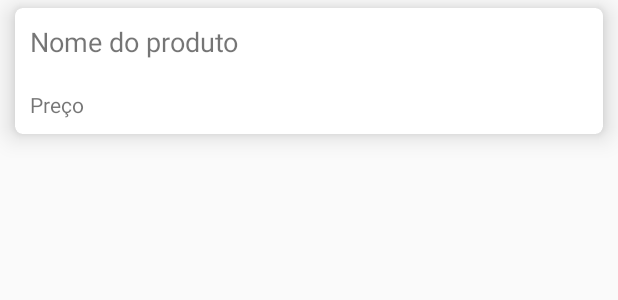
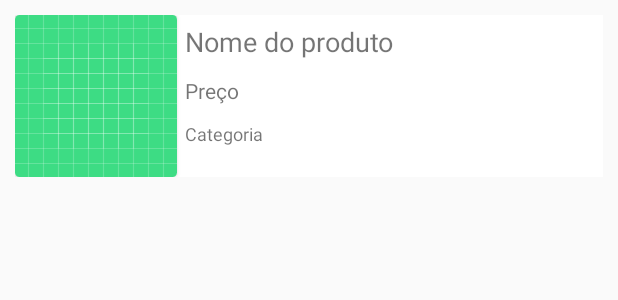
Before and after one commit to anathayna/rule-them-all, an Android app: the layout product_card.xml on its own in the app's theme, with its tools: preview values and no code run, on a phone screen of 412 x 824 dp. Shown: the top 300 px of the screen. Run offline under Robolectric (Android 15) with nearby library versions, the phone set to English and light mode, and no system bars.

Commit message:
editando o layout dos cards da home

```diff
--- a/app/src/main/res/layout/product_card.xml
+++ b/app/src/main/res/layout/product_card.xml
@@ -4,11 +4,26 @@
     android:layout_width="match_parent"
     android:layout_height="wrap_content"
     android:layout_marginLeft="10dp"
-    android:layout_marginTop="5dp"
+    android:layout_marginTop="10dp"
     android:layout_marginRight="10dp"
-    android:layout_marginBottom="5dp"
-    app:cardCornerRadius="5dp"
-    app:cardElevation="10dp">
+    app:cardCornerRadius="0dp"
+    app:cardElevation="0dp">
+
+    <LinearLayout
+        android:layout_width="match_parent"
+        android:layout_height="match_parent">
+
+        <androidx.cardview.widget.CardView
+            android:layout_width="wrap_content"
+            android:layout_height="wrap_content"
+            app:cardCornerRadius="3dp">
+
+            <ImageView
+                android:id="@+id/imgProduct"
+                android:layout_width="wrap_content"
+                android:layout_height="wrap_content"
+                app:srcCompat="@drawable/ic_launcher_background" />
+        </androidx.cardview.widget.CardView>
 
         <LinearLayout
             android:layout_width="match_parent"
@@ -19,7 +34,7 @@
                 android:id="@+id/txtProductName"
                 android:layout_width="match_parent"
                 android:layout_height="wrap_content"
-            android:layout_margin="10dp"
+                android:layout_margin="5dp"
                 android:text="@string/product_name"
                 android:textSize="18sp" />
 
@@ -27,7 +42,17 @@
                 android:id="@+id/txtPrice"
                 android:layout_width="match_parent"
                 android:layout_height="wrap_content"
-            android:layout_margin="10dp"
+                android:layout_margin="5dp"
                 android:text="@string/price" />
+
+            <TextView
+                android:id="@+id/txtCategoria"
+                android:layout_width="match_parent"
+                android:layout_height="wrap_content"
+                android:layout_margin="5dp"
+                android:text="Categoria"
+                android:textSize="12sp" />
+        </LinearLayout>
+
     </LinearLayout>
 </androidx.cardview.widget.CardView>
```
Lines whose indentation alone changed are shown as unchanged.
